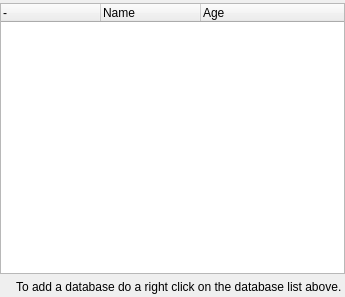
Old version of the form src/qmapshack/gis/IGisDatabase.ui in the repository Maproom/qmapshack.
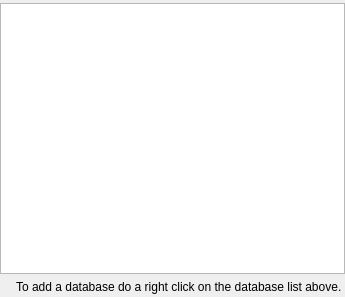
New version of the form. Icons and pictures are not drawn. Custom widgets are drawn as their Qt base class.

Commit message: [QMS-951] Refactor database list to get rid of columns

What changed in the file:
```diff
--- a/src/qmapshack/gis/IGisDatabase.ui
+++ b/src/qmapshack/gis/IGisDatabase.ui
@@ -41,32 +41,14 @@
       <enum>QAbstractItemView::ExtendedSelection</enum>
      </property>
      <property name="selectionBehavior">
-      <enum>QAbstractItemView::SelectRows</enum>
-     </property>
-     <property name="iconSize">
-      <size>
-       <width>20</width>
-       <height>20</height>
-      </size>
+      <enum>QAbstractItemView::SelectionBehavior::SelectRows</enum>
      </property>
      <property name="indentation">
       <number>10</number>
      </property>
-     <column>
-      <property name="text">
-       <string notr="true">-</string>
-      </property>
-     </column>
-     <column>
-      <property name="text">
-       <string>Name</string>
-      </property>
-     </column>
-     <column>
-      <property name="text">
-       <string>Age</string>
-      </property>
-     </column>
+     <attribute name="headerVisible">
+      <bool>false</bool>
+     </attribute>
     </widget>
    </item>
    <item>
```
Left out of the diff: 10 changed lines with no effect on the pictures. The commit also changes 17 other files.
